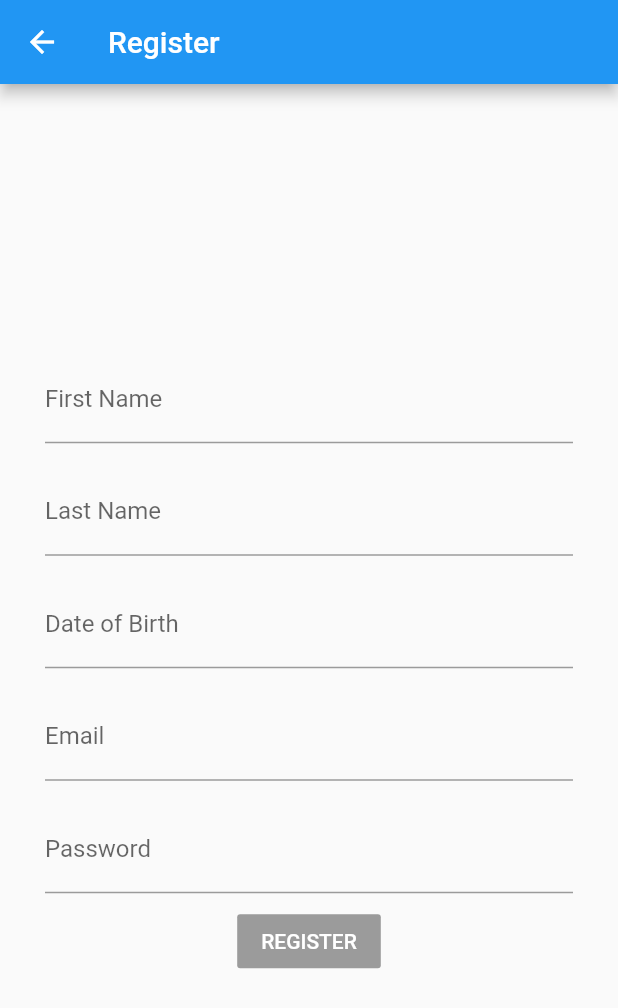
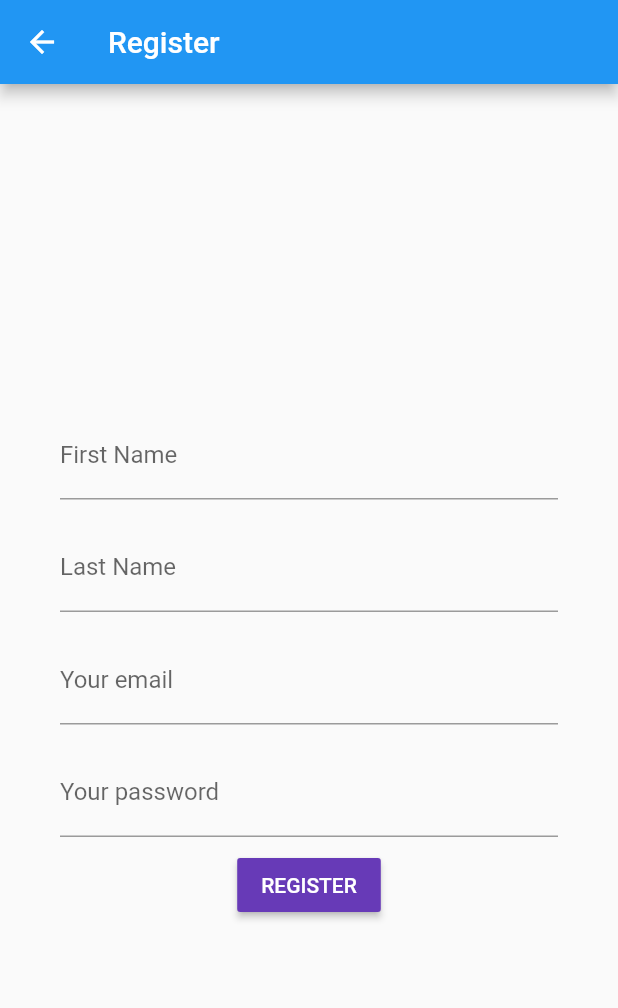
Before and after one commit to OthanMillet/kareer, a Flutter app: the screen it shows after launch, after a tap on "Register", on a phone screen of 412 x 824 dp. Shown: the top 1008 px of the screen. Run offline on Flutter 3.47's test engine with Material 2 defaults, Android fonts, the phone set to English and light mode, and no system bars.

Commit message:
login and register form validation

```diff
--- a/lib/main.dart
+++ b/lib/main.dart
@@ -16,7 +16,7 @@ class SplashScreen extends StatefulWidget {
 
 class _SplashScreenState extends State<SplashScreen> {
   startTime() async {
-    var _duration = new Duration(seconds: 5);
+    var _duration = new Duration(seconds: 1);
     return new Timer(_duration, navigationPage);
   }
   void navigationPage() {
--- a/lib/register.dart
+++ b/lib/register.dart
@@ -1,5 +1,5 @@
 import 'package:flutter/material.dart';
-import 'package:validator/validator.dart';
+// import 'package:validator/validator.dart';
 //import 'package:my_app/homeScreen.dart';
 
 class Register extends StatefulWidget {
@@ -7,9 +7,41 @@ class Register extends StatefulWidget {
   _Register createState() => new _Register();
 }
 class _Register extends State<Register> {
+  final scaffoldKey = new GlobalKey<ScaffoldState>();
+  final formKey = new GlobalKey<FormState>();
+
+  String _firstname;
+  String _lastname;
+  String _email;
+  String _password;
+  RegExp email = new RegExp(r'^(([^<>()[\]\\.,;:\s@\"]+(\.[^<>()[\]\\.,;:\s@\"]+)*)|(\".+\"))@((\[[0-9]{1,3}\.[0-9]{1,3}\.[0-9]{1,3}\.[0-9]{1,3}\])|(([a-zA-Z\-0-9]+\.)+[a-zA-Z]{2,}))$');
+  RegExp password = new RegExp(r'^(?=.*[a-z])(?=.*[A-Z])(?=.*\d)(?=.*[$@$!%*?&])[A-Za-z\d$@$!%*?&]{8,50}');
+
+  void _submit() {
+    final form = formKey.currentState;
+
+    if (form.validate()) {
+      form.save();
+
+      // Email & password matched our validation rules
+      // and are saved to _email and _password fields.
+      _performLogin();
+    }
+  }
+
+  void _performLogin() {
+    // This is just a demo, so no actual login here.
+    final snackbar = new SnackBar(
+      content: new Text('Name: $_firstname $_lastname, Email: $_email, password: $_password'),
+    );
+
+    scaffoldKey.currentState.showSnackBar(snackbar);
+  }
+
   @override
   Widget build(BuildContext context) {
     return new Scaffold (
+        key: scaffoldKey,
         appBar: new AppBar(
           title: new Text(
             "Register",
@@ -21,58 +53,51 @@ class _Register extends State<Register> {
               mainAxisAlignment: MainAxisAlignment.center,
               children: <Widget>[
                 new Form(
+                  key: formKey,
                   child: new Column(
                     children: <Widget>[
                       new Padding(
-                        padding: const EdgeInsets.only(left: 30.0,top: 8.0,right: 30.0, bottom: 8.0 ),
+                        padding: const EdgeInsets.only(left: 40.0,top: 8.0,right: 40.0, bottom: 8.0 ),
                         child: new TextFormField(
                           decoration: new InputDecoration(labelText: "First Name"),
+                          onSaved: (val) => _firstname = val,
+                          keyboardType: TextInputType.text,
                         ),
                       ),
                       new Padding(
-                        padding: const EdgeInsets.only(left: 30.0,top: 8.0,right: 30.0, bottom: 8.0 ),
+                        padding: const EdgeInsets.only(left: 40.0,top: 8.0,right: 40.0, bottom: 8.0 ),
                         child: new TextFormField(
                           decoration: new InputDecoration(labelText: "Last Name"),
+                          onSaved: (val) => _lastname = val,
+                          keyboardType: TextInputType.text,
                         ),
                       ),
                       new Padding(
-                        padding: const EdgeInsets.only(left: 30.0,top: 8.0,right: 30.0, bottom: 8.0 ),
+                        padding: const EdgeInsets.only(left: 40.0,top: 8.0,right: 40.0, bottom: 8.0 ),
                         child: new TextFormField(
-                          decoration: new InputDecoration(labelText: "Date of Birth"),
+                        decoration: new InputDecoration(labelText: 'Your email'),
+                        validator: (val) =>
+                          !email.hasMatch(val)? 'Invalid email' : null,
+                        onSaved: (val) => _email = val,
+                        keyboardType: TextInputType.text,
                         ),
                       ),
                       new Padding(
-                        padding: const EdgeInsets.only(left: 30.0,top: 8.0,right: 30.0, bottom: 8.0 ),
+                        padding: const EdgeInsets.only(left: 40.0,top: 8.0,right: 40.0, bottom: 8.0 ),
                         child: new TextFormField(
-                          validator: (val) {
-                            return isEmail(val)
-                                ? "Invalid email"
-                                : null;
-                          },
-//                      builder: (val){
-//                        return new TextField(
-//                          onChanged: (val) {
-//                            return isEmail(val)
-//                                ? "Invalid email"
-//                                : null;
-//                          },
-                          decoration: new InputDecoration(labelText: "Email"),
-//                        );
-//                      },
-
-                        ),
-                      ),
-                      new Padding(
-                        padding: const EdgeInsets.only(left: 30.0,top: 8.0,right: 30.0, bottom: 8.0 ),
-                        child: new TextFormField(
-                          decoration: new InputDecoration(labelText: "Password"),
+                        decoration: new InputDecoration(labelText: 'Your password'),
+                        validator: (val) =>
+                          !password.hasMatch(val)? 'Password is weak' : null,
+                        onSaved: (val) => _password = val,
+                        obscureText: true,
+                        keyboardType: TextInputType.text,
                         ),
                       ),
                     ],
                   ),
                 ),
                 new RaisedButton(
-                  onPressed: null,
+                  onPressed: _submit,
                   child: new Text('REGISTER'),
                   color: Colors.deepPurple,
                   textColor: Colors.white,
```
Also changed, not shown: lib/login.dart (+8 -3 lines).
